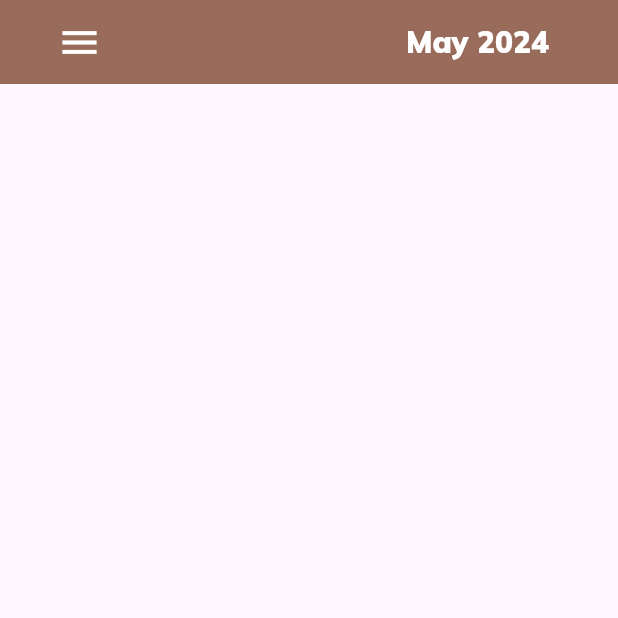
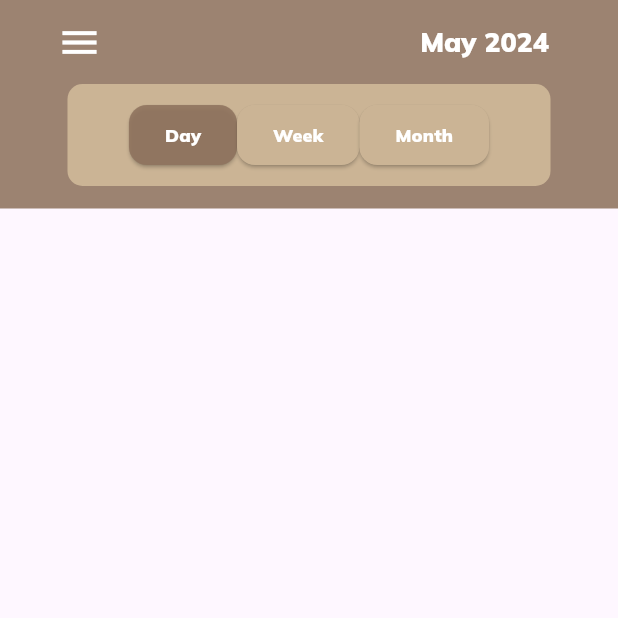
Before and after one commit to Polinaphlej02/calendar, a Flutter app: the screen it shows after launch, on a phone screen of 412 x 824 dp, the top half of it. Run offline on Flutter 3.47's test engine with Material 3 defaults, Android fonts, the phone set to English and light mode, and no system bars.

Commit message:
Added top buttons

```diff
--- /dev/null
+++ b/calendar_app/lib/static/colors.dart
@@ -0,0 +1,7 @@
+import 'package:flutter/material.dart';
+
+class CalendarColors {
+  static const Color mainBrown = Color.fromARGB(225, 143, 115, 94);
+  static const Color lightBrown = Color.fromARGB(255, 203, 180, 149);
+  static const Color darkBrown = Color.fromARGB(255, 85, 51, 39);
+}
--- a/calendar_app/lib/widgets/screen_widget.dart
+++ b/calendar_app/lib/widgets/screen_widget.dart
@@ -1,6 +1,6 @@
-import 'package:flutter/cupertino.dart';
+import 'package:calendar_app/static/colors.dart';
+import 'package:calendar_app/widgets/switcher_widget.dart';
 import 'package:flutter/material.dart';
-import 'package:flutter/widgets.dart';
 
 class ScreenWidget extends StatelessWidget {
   const ScreenWidget({super.key});
@@ -9,7 +9,7 @@ class ScreenWidget extends StatelessWidget {
   Widget build(BuildContext context) {
     return Scaffold(
       appBar: AppBar(
-        title: Align(
+        title: const Align(
           alignment: Alignment.centerRight,
           child:
           Padding(
@@ -17,22 +17,22 @@ class ScreenWidget extends StatelessWidget {
             child:Text("May 2024", style: TextStyle(
           fontFamily: "Mulish-VariableFont_wght",
           fontWeight: FontWeight.w900,
-          fontSize: 20,
+          fontSize: 18,
           color: Colors.white,
         ),
         ),)
         ),
-        backgroundColor: const Color.fromARGB(255, 152, 107, 90),
+        backgroundColor: CalendarColors.mainBrown,
         leading: Padding(
             padding:EdgeInsets.only(left: 30),
             child:IconButton
           (onPressed: (){},
-          icon: Icon(Icons.menu, color: Colors.white, size: 30,),
+          icon: const Icon(Icons.menu, color: Colors.white, size: 30,),
           )
       ),),
       body: Column(
         children: [
-
+          SwitcherWidget(),
         ],
       ),
     );
--- a/calendar_app/lib/widgets/switcher_widget.dart
+++ b/calendar_app/lib/widgets/switcher_widget.dart
@@ -0,0 +1,65 @@
+import 'package:calendar_app/pages/calendar_page.dart';
+import 'package:calendar_app/static/colors.dart';
+import 'package:flutter/material.dart';
+
+class SwitcherWidget extends StatelessWidget {
+  SwitcherWidget({super.key});
+  static const TextStyle switcher_text_style = TextStyle(
+    fontFamily: "Mulish-VariableFont_wght",
+    fontWeight: FontWeight.w900,
+    fontSize: 12,
+    color: Colors.white,
+  );
+
+  @override
+  Widget build(BuildContext context) {
+    return Center(
+        child: Container(
+      color: CalendarColors.mainBrown,
+      child: Padding(
+        padding: EdgeInsets.only(left: 45, right: 45, bottom: 15),
+        child: Container(
+            padding: EdgeInsets.only(top: 10, bottom: 10),
+            decoration: BoxDecoration(
+              borderRadius: BorderRadius.all(Radius.circular(10)),
+              color: CalendarColors.lightBrown,
+            ),
+            child: Row(
+              mainAxisAlignment: MainAxisAlignment.center,
+              children: [
+                ElevatedButton(
+                  onPressed: () {},
+                  style: ElevatedButton.styleFrom(
+                    backgroundColor: CalendarColors.mainBrown,
+                    shape: RoundedRectangleBorder(
+                      borderRadius: BorderRadius.circular(12),
+                    ),
+                  ),
+                  child: Text("Day", style: switcher_text_style),
+                ),
+                ElevatedButton(
+                  onPressed: () {},
+                  style: ElevatedButton.styleFrom(
+                    backgroundColor: CalendarColors.lightBrown,
+                    shape: RoundedRectangleBorder(
+                      borderRadius: BorderRadius.circular(12),
+                    ),
+                  ),
+                  child: Text("Week", style: switcher_text_style),
+                ),
+                ElevatedButton(
+                  onPressed: () {},
+                  style: ElevatedButton.styleFrom(
+                    backgroundColor: CalendarColors.lightBrown,
+                    shape: RoundedRectangleBorder(
+                      borderRadius: BorderRadius.circular(12),
+                    ),
+                  ),
+                  child: Text("Month", style: switcher_text_style),
+                ),
+              ],
+            )),
+      ),
+    ));
+  }
+}
```
